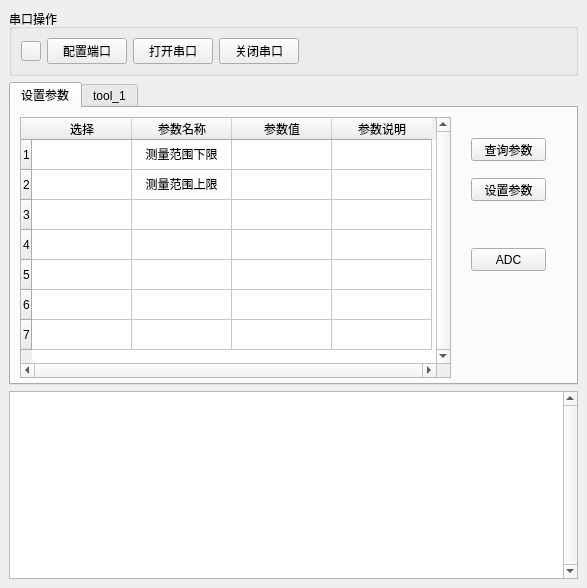
Above: UI/MainUi.ui from lulei2147/CalibrationTool before the change. Below: the same form after it.
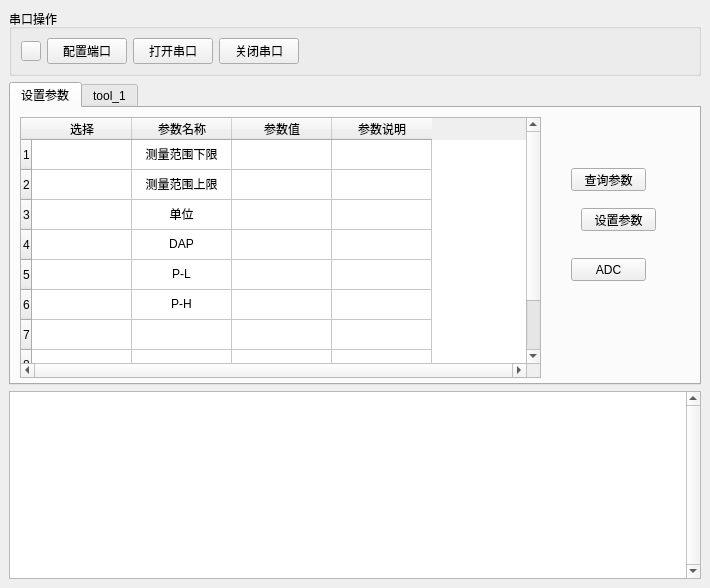
That is the form after the change.

Commit message: Add some parameters for displaying in tableWidget

```diff
--- a/UI/MainUi.ui
+++ b/UI/MainUi.ui
@@ -6,7 +6,7 @@
    <rect>
     <x>0</x>
     <y>0</y>
-    <width>587</width>
+    <width>710</width>
     <height>588</height>
    </rect>
   </property>
@@ -101,7 +101,7 @@
              <rect>
               <x>9</x>
               <y>9</y>
-              <width>431</width>
+              <width>521</width>
               <height>261</height>
              </rect>
             </property>
@@ -146,6 +146,16 @@
               <string>7</string>
              </property>
             </row>
+            <row>
+             <property name="text">
+              <string>8</string>
+             </property>
+            </row>
+            <row>
+             <property name="text">
+              <string>9</string>
+             </property>
+            </row>
             <column>
              <property name="text">
               <string>    选择    </string>
@@ -242,33 +252,84 @@
             </item>
             <item row="2" column="1">
              <property name="text">
-              <string/>
+              <string>单位</string>
+             </property>
+             <property name="textAlignment">
+              <set>AlignCenter</set>
              </property>
              <property name="flags">
               <set>ItemIsSelectable|ItemIsDragEnabled|ItemIsDropEnabled|ItemIsUserCheckable|ItemIsEnabled</set>
              </property>
             </item>
             <item row="2" column="2">
+             <property name="text">
+              <string/>
+             </property>
              <property name="textAlignment">
               <set>AlignCenter</set>
              </property>
             </item>
+            <item row="3" column="1">
+             <property name="text">
+              <string>DAP</string>
+             </property>
+             <property name="textAlignment">
+              <set>AlignCenter</set>
+             </property>
+             <property name="flags">
+              <set>ItemIsSelectable|ItemIsDragEnabled|ItemIsDropEnabled|ItemIsUserCheckable|ItemIsEnabled</set>
+             </property>
+            </item>
             <item row="3" column="2">
+             <property name="text">
+              <string/>
+             </property>
              <property name="textAlignment">
               <set>AlignCenter</set>
              </property>
             </item>
+            <item row="4" column="1">
+             <property name="text">
+              <string>P-L</string>
+             </property>
+             <property name="textAlignment">
+              <set>AlignCenter</set>
+             </property>
+             <property name="flags">
+              <set>ItemIsSelectable|ItemIsDragEnabled|ItemIsDropEnabled|ItemIsUserCheckable|ItemIsEnabled</set>
+             </property>
+            </item>
             <item row="4" column="2">
+             <property name="text">
+              <string/>
+             </property>
              <property name="textAlignment">
               <set>AlignCenter</set>
              </property>
             </item>
+            <item row="5" column="1">
+             <property name="text">
+              <string>P-H</string>
+             </property>
+             <property name="textAlignment">
+              <set>AlignCenter</set>
+             </property>
+             <property name="flags">
+              <set>ItemIsSelectable|ItemIsDragEnabled|ItemIsDropEnabled|ItemIsUserCheckable|ItemIsEnabled</set>
+             </property>
+            </item>
             <item row="5" column="2">
+             <property name="text">
+              <string/>
+             </property>
              <property name="textAlignment">
               <set>AlignCenter</set>
              </property>
             </item>
             <item row="6" column="2">
+             <property name="text">
+              <string/>
+             </property>
              <property name="textAlignment">
               <set>AlignCenter</set>
              </property>
@@ -277,8 +338,8 @@
            <widget class="QPushButton" name="btn_get_adc">
             <property name="geometry">
              <rect>
-              <x>460</x>
-              <y>140</y>
+              <x>560</x>
+              <y>150</y>
               <width>75</width>
               <height>23</height>
              </rect>
@@ -290,8 +351,8 @@
            <widget class="QPushButton" name="btn_queryParam">
             <property name="geometry">
              <rect>
-              <x>460</x>
-              <y>30</y>
+              <x>560</x>
+              <y>60</y>
               <width>75</width>
               <height>23</height>
              </rect>
@@ -303,8 +364,8 @@
            <widget class="QPushButton" name="btn_setParam">
             <property name="geometry">
              <rect>
-              <x>460</x>
-              <y>70</y>
+              <x>570</x>
+              <y>100</y>
               <width>75</width>
               <height>23</height>
              </rect>
```
Left out of the diff: 28 changed lines with no effect on the pictures. The commit also changes 2 other files.
